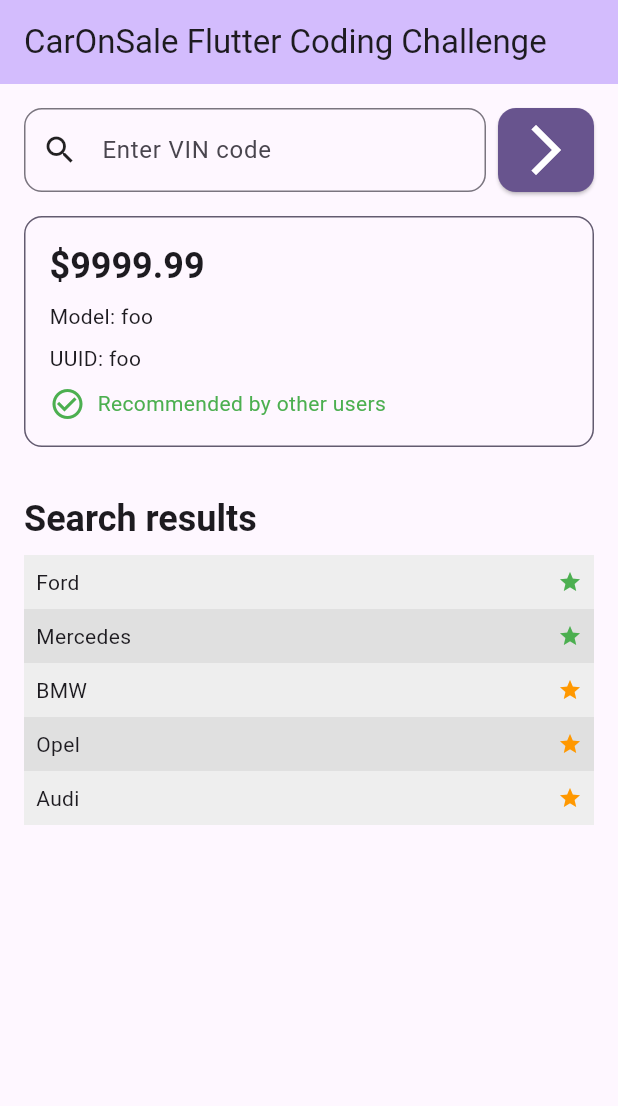
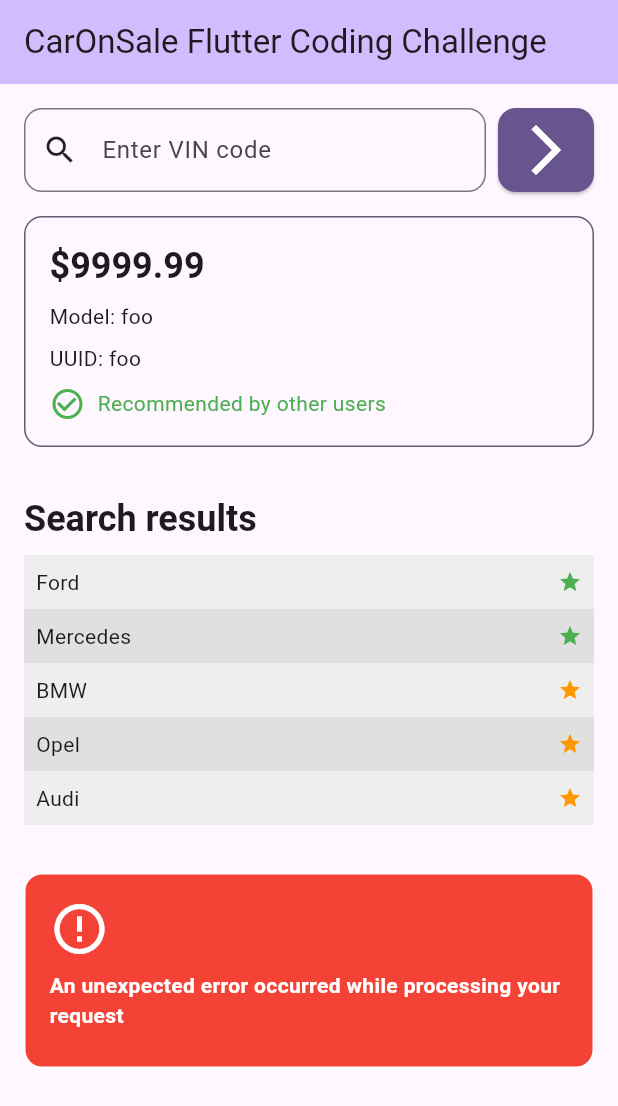
Before and after one commit to oleksandr-kolesnikov-de/carsonsale, a Flutter app: the screen it shows after launch, on a phone screen of 412 x 824 dp. Shown: the top 1106 px of the screen. Run offline on Flutter 3.47's test engine with Material 3 defaults, Android fonts, the phone set to English and light mode, and no system bars; our stand-ins replace equatable, flutter_bloc.

Commit message:
create home error widget

```diff
--- a/lib/core/constants/app_strings.dart
+++ b/lib/core/constants/app_strings.dart
@@ -18,4 +18,5 @@ class AppStrings {
   static const String homeFeedbackPositive = 'Recommended by other users';
   static const String homeFeedbackNegative = 'Not recommended by other users';
   static const String homeVehicleSelectionTitle = 'Search results';
+  static const String homeErrorRetry = 'Retry';
 }
--- a/lib/features/home/presentation/pages/home_page.dart
+++ b/lib/features/home/presentation/pages/home_page.dart
@@ -5,6 +5,7 @@
 
 import 'package:carsonsale/features/home/presentation/widgets/home_car_info_widget.dart';
 import 'package:carsonsale/features/home/presentation/widgets/home_car_selection_widget.dart';
+import 'package:carsonsale/features/home/presentation/widgets/home_error_widget.dart';
 import 'package:carsonsale/features/home/presentation/widgets/home_search_bar.dart';
 import 'package:flutter/material.dart';
 
@@ -34,6 +35,10 @@ class HomePage extends StatelessWidget {
               carNames: ["Ford", "Mercedes", "BMW", "Opel", "Audi"],
               similarityScores: [5, 4, 3, 2, 1],
             ),
+            HomeErrorWidget(
+              errorMessage:
+                  "An unexpected error occurred while processing your request",
+            ),
           ],
         ),
       ),
--- /dev/null
+++ b/lib/features/home/presentation/widgets/home_error_widget.dart
@@ -0,0 +1,81 @@
+/* ********************************************************************************************* */
+/*                                    Oleksandr Kolesnikov                                       */
+/*                                           © 2025                                              */
+/* ********************************************************************************************* */
+
+import 'package:carsonsale/core/styles/app_border_thickness.dart';
+import 'package:flutter/material.dart';
+
+import '../../../../core/styles/app_border_radius.dart';
+import '../../../../core/styles/app_icon_sizes.dart';
+import '../../../../core/styles/app_spacing.dart';
+import '../../../../core/constants/app_strings.dart';
+
+class HomeErrorWidget extends StatelessWidget {
+  final String errorMessage;
+  final VoidCallback? onRetry;
+
+  const HomeErrorWidget({
+    super.key,
+    required this.errorMessage,
+    this.onRetry,
+  });
+
+  @override
+  Widget build(BuildContext context) {
+    final theme = Theme.of(context);
+    return Padding(
+      padding: const EdgeInsets.symmetric(horizontal: AppSpacing.medium),
+      child: Container(
+        padding: const EdgeInsets.all(AppSpacing.medium),
+        decoration: BoxDecoration(
+          borderRadius: AppBorderRadius.roundedMedium,
+          color: Colors.red,
+          border: Border.all(
+            color: theme.colorScheme.onError,
+            width: AppBorderThickness.thin,
+          ),
+        ),
+        child: Column(
+          crossAxisAlignment: CrossAxisAlignment.start,
+          children: [
+            // Error Icon
+            Icon(
+              Icons.error_outline,
+              color: theme.colorScheme.onError,
+              size: AppIconSizes.large,
+            ),
+            const SizedBox(height: AppSpacing.small),
+            // Error Message
+            Text(
+              errorMessage,
+              style: theme.textTheme.bodyMedium?.copyWith(
+                color: theme.colorScheme.onError,
+                fontWeight: FontWeight.bold,
+              ),
+            ),
+            const SizedBox(height: AppSpacing.small),
+            // Retry Button (if onRetry is provided)
+            if (onRetry != null)
+              ElevatedButton(
+                onPressed: onRetry,
+                style: ElevatedButton.styleFrom(
+                  backgroundColor:theme.colorScheme.onError,
+                  shape: RoundedRectangleBorder(
+                    borderRadius: AppBorderRadius.roundedMedium,
+                  ),
+                  padding: const EdgeInsets.all(AppSpacing.small),
+                ),
+                child: Text(
+                  AppStrings.homeErrorRetry,
+                  style: theme.textTheme.labelLarge?.copyWith(
+                    color: theme.colorScheme.onError,
+                  ),
+                ),
+              ),
+          ],
+        ),
+      ),
+    );
+  }
+}
```
